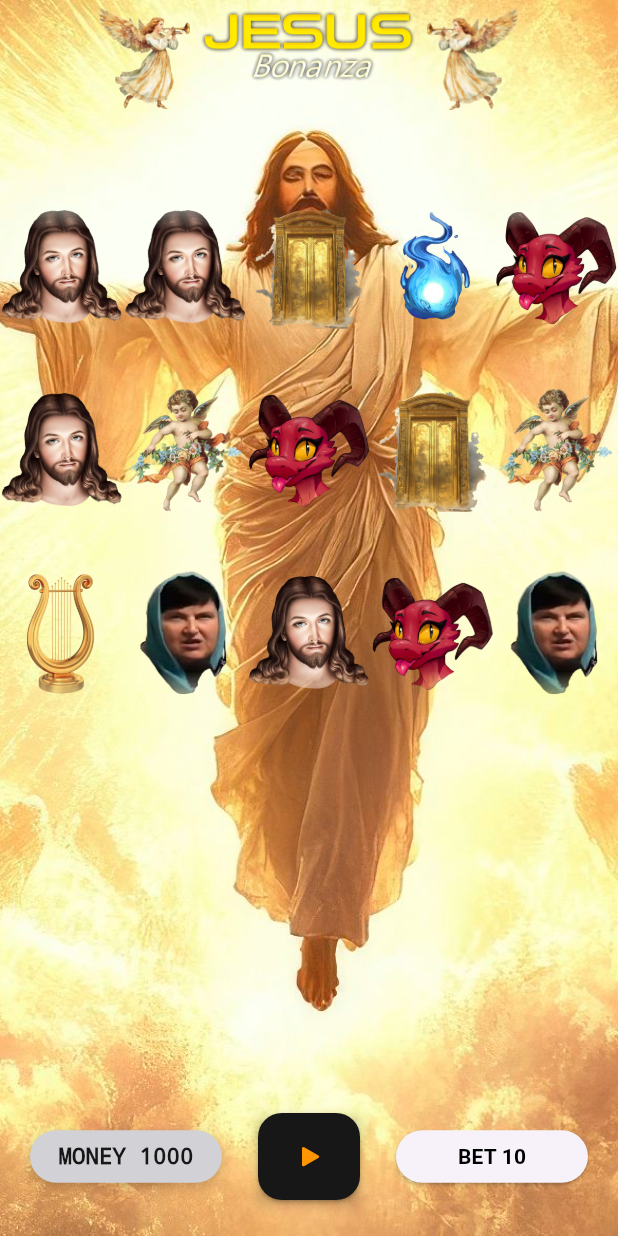
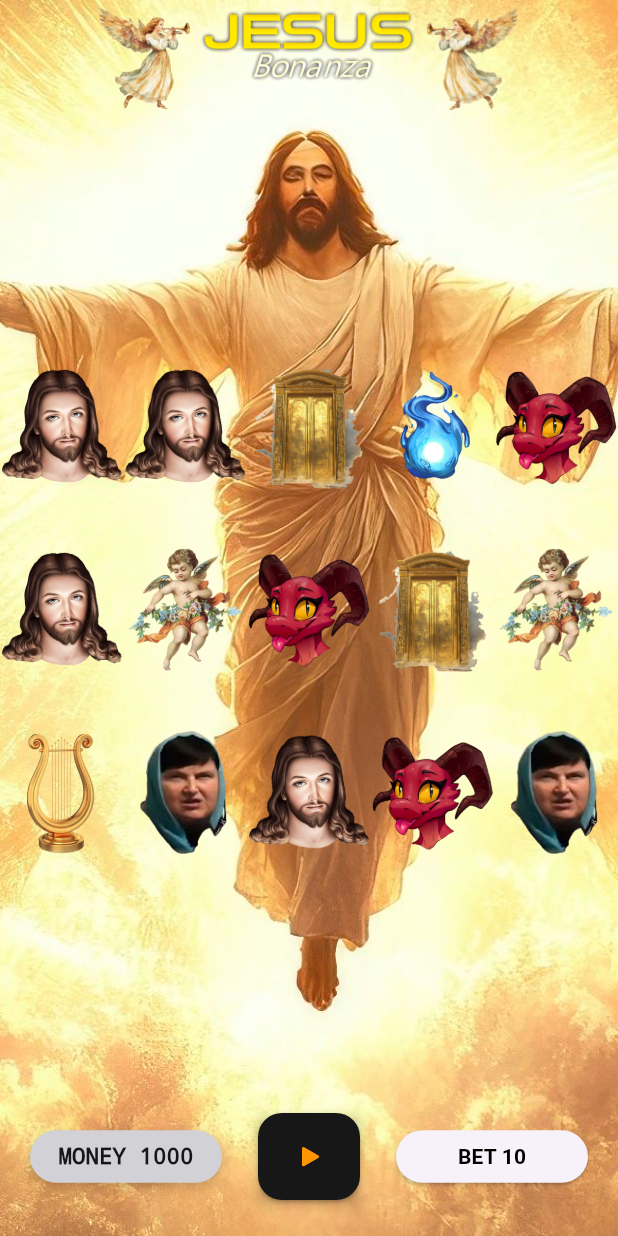
Before and after one commit to seltee/jesus_bonanza, a Flutter app: the screen it shows after launch, on a phone screen of 412 x 824 dp. Run offline on Flutter 3.47's test engine with Material 3 defaults, Android fonts, the light colour scheme and no system bars.

Commit message:
layout fixes

```diff
--- a/lib/core/layout/controls.dart
+++ b/lib/core/layout/controls.dart
@@ -17,7 +17,9 @@ class Controls extends StatelessWidget {
         final bet = gameModel.bet;
         final betList = gameModel.betList;
 
-        return Padding(
+        return ConstrainedBox(
+          constraints: BoxConstraints(maxWidth: 480, maxHeight: 420),
+          child: Padding(
             padding: EdgeInsetsGeometry.directional(
               start: 8,
               end: 8,
@@ -35,6 +37,7 @@ class Controls extends StatelessWidget {
                   onSelect: (int bet) => gameModel.setBet(bet),
                 ),
               ],
+            ),
           ),
         );
       },
--- a/lib/core/layout/reels.dart
+++ b/lib/core/layout/reels.dart
@@ -23,10 +23,8 @@ class Reels extends StatelessWidget {
           final boxHeight = reelWidth * 3 + 104;
           final double scale = min(height / 490.0, 1);
 
-          print(boxHeight);
-
           return Transform.translate(
-            offset: Offset(0.0, (height / 2 - boxHeight / 2) * 0.3),
+            offset: Offset(0.0, (height - boxHeight) / 2),
             child: Transform.scale(
               scale: scale,
               child: Stack(
@@ -42,7 +40,7 @@ class Reels extends StatelessWidget {
                           Colors.black,
                           Colors.transparent,
                         ],
-                        stops: [0.0, 0.08, 0.92, 1.0],
+                        stops: [0.0, 0.05, 0.95, 1.0],
                       ).createShader(bounds);
                     },
                     blendMode: BlendMode.dstIn,
```
Lines whose indentation alone changed are shown as unchanged.
